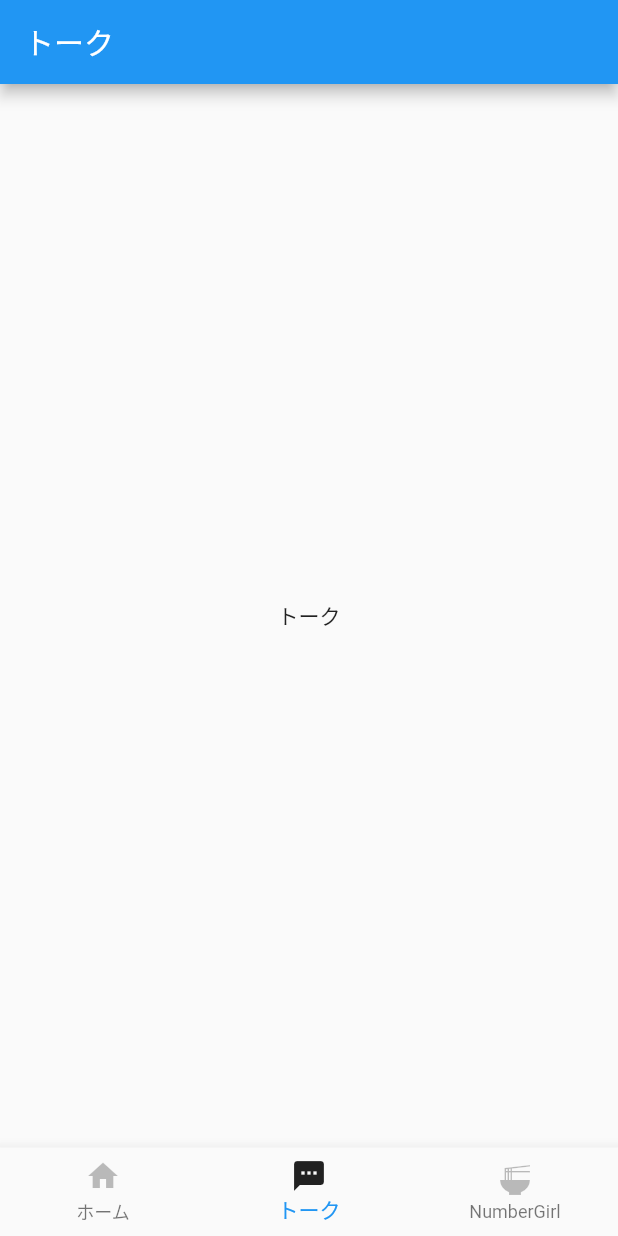
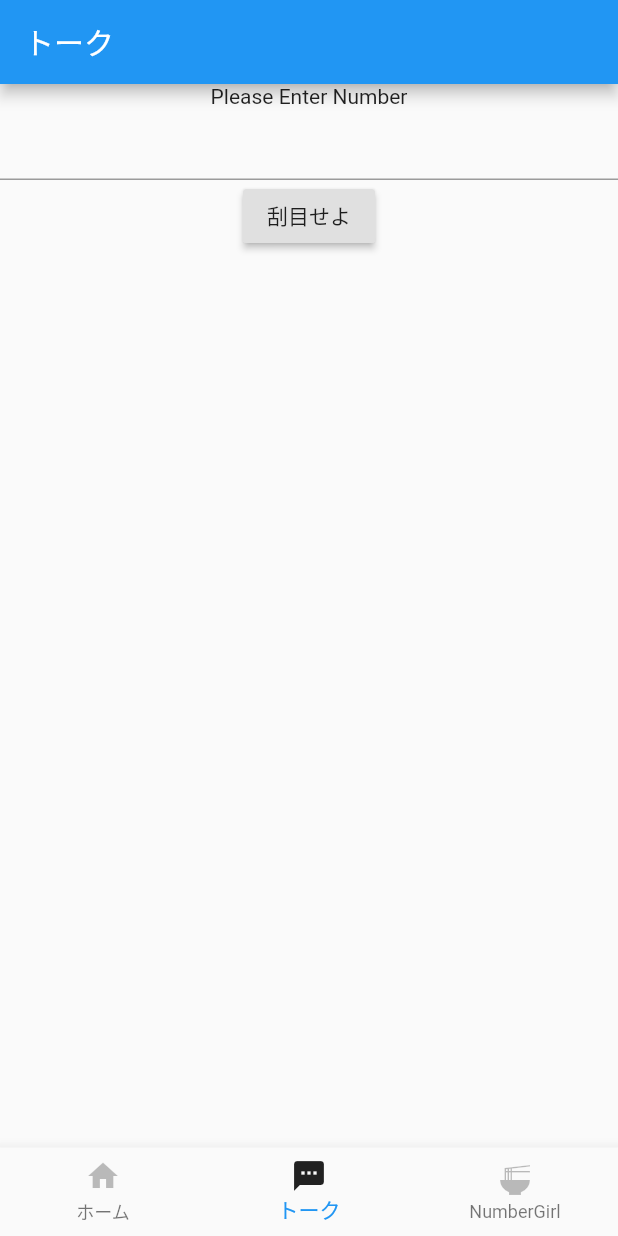
Before and after one commit to yattinda/AndroidStudioProjects, a Flutter app: the screen it shows after launch, item 2 of the bottom bar chosen, on a phone screen of 412 x 824 dp. Run offline on Flutter 3.47's test engine with Material 2 defaults, Android fonts, the phone set to English and light mode, and no system bars.

```diff
--- a/template/lib/main.dart
+++ b/template/lib/main.dart
@@ -1,5 +1,6 @@
 import 'package:flutter/material.dart';
 import 'root.dart';
+import 'routes/transition/modal.dart';
 
 void main() => runApp(MyApp());
 
--- a/template/lib/routes/talk.dart
+++ b/template/lib/routes/talk.dart
@@ -1,15 +1,40 @@
 import 'package:flutter/material.dart';
+import 'package:template/routes/transition/modal.dart';
 
 class Talk extends StatelessWidget {
-  // <- (※1)
+  String kimi = "";
+
   @override
   Widget build(BuildContext context) {
     return Scaffold(
       appBar: AppBar(
-        title: Text("トーク"), // <- (※2)
+        title: Text("トーク"),
       ),
-      body: Center(child: Text("トーク") // <- (※3)
-          ),
+      body: Center(
+          child: Column(
+              children: <Widget>[
+                Text("Please Enter Number"),
+                TextField(
+
+                  onChanged: (kimi) {
+                    this.kimi = kimi;
+                  },
+                ),
+                RaisedButton(
+                  child: Text('刮目せよ'),
+                  onPressed: () {
+                    Navigator.push(
+                      context,
+                      new MaterialPageRoute<Null>(
+                        settings: const RouteSettings(name: "modal"),
+                        builder: (BuildContext context) => Modal(this.kimi),
+                      ),
+                    );
+                  },
+                )
+              ]
+            )
+      ),
     );
   }
 }
```
Also changed, not shown: template/lib/routes/transition/modal.dart (added, +26 -0 lines).
